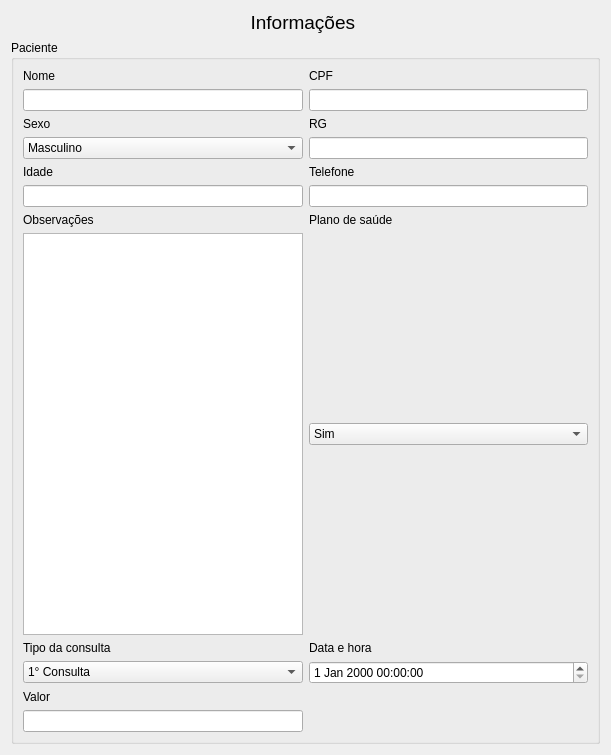
mateusangeli/PEPMED, file ui/info_consultas.ui: the form before one commit.
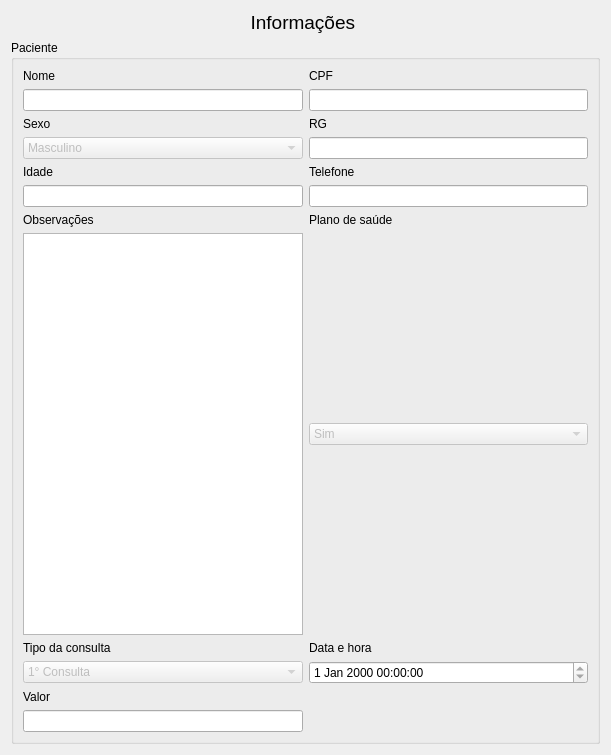
The form after the commit. Icons and pictures are not drawn.

What changed in the file:
```diff
--- a/ui/info_consultas.ui
+++ b/ui/info_consultas.ui
@@ -61,6 +61,9 @@
         </item>
         <item row="3" column="0">
          <widget class="QComboBox" name="combo_sexo">
+          <property name="enabled">
+           <bool>false</bool>
+          </property>
           <item>
            <property name="text">
             <string>Masculino</string>
@@ -123,6 +126,9 @@
         </item>
         <item row="7" column="1">
          <widget class="QComboBox" name="combo_plano">
+          <property name="enabled">
+           <bool>false</bool>
+          </property>
           <item>
            <property name="text">
             <string>Sim</string>
@@ -157,6 +163,9 @@
         </item>
         <item row="11" column="0">
          <widget class="QComboBox" name="combo_tipo">
+          <property name="enabled">
+           <bool>false</bool>
+          </property>
           <item>
            <property name="text">
             <string>1° Consulta</string>
@@ -181,12 +190,18 @@
         </item>
         <item row="11" column="1">
          <widget class="QDateTimeEdit" name="data_consulta">
+          <property name="enabled">
+           <bool>true</bool>
+          </property>
           <property name="maximumSize">
            <size>
             <width>16777215</width>
             <height>16777215</height>
            </size>
           </property>
+          <property name="readOnly">
+           <bool>true</bool>
+          </property>
          </widget>
         </item>
         <item row="0" column="1">
```
Left out of the diff: 42 changed lines with no effect on the pictures.
